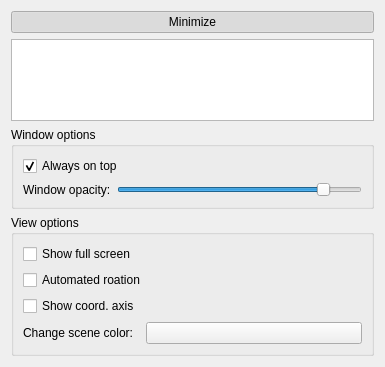
Before: the Qt Designer form MNE/disp3D/control/control3dwidget.ui in mne-tools/mne-cpp, drawn with Qt 5.
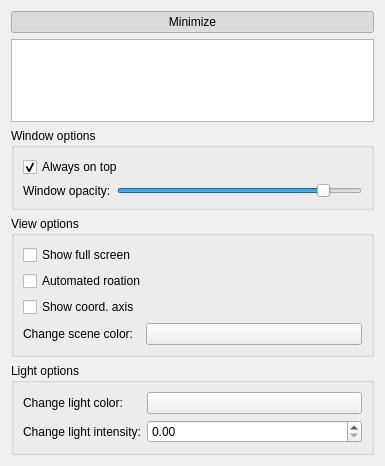
After: the same form once the commit is applied.

```diff
--- a/MNE/disp3D/control/control3dwidget.ui
+++ b/MNE/disp3D/control/control3dwidget.ui
@@ -7,7 +7,7 @@
     <x>0</x>
     <y>0</y>
     <width>385</width>
-    <height>367</height>
+    <height>466</height>
    </rect>
   </property>
   <property name="sizePolicy">
@@ -160,6 +160,43 @@
          </layout>
         </widget>
        </item>
+       <item row="3" column="0">
+        <widget class="QGroupBox" name="m_groupBox_lightOptions">
+         <property name="title">
+          <string>Light options</string>
+         </property>
+         <layout class="QFormLayout" name="formLayout_3">
+          <item row="0" column="0">
+           <widget class="QLabel" name="label">
+            <property name="text">
+             <string>Change light color:</string>
+            </property>
+           </widget>
+          </item>
+          <item row="1" column="0">
+           <widget class="QLabel" name="label_2">
+            <property name="text">
+             <string>Change light intensity:</string>
+            </property>
+           </widget>
+          </item>
+          <item row="1" column="1">
+           <widget class="QDoubleSpinBox" name="m_doubleSpinBox_colorIntensity">
+            <property name="singleStep">
+             <double>0.010000000000000</double>
+            </property>
+           </widget>
+          </item>
+          <item row="0" column="1">
+           <widget class="QPushButton" name="m_pushButton_lightColorPicker">
+            <property name="text">
+             <string/>
+            </property>
+           </widget>
+          </item>
+         </layout>
+        </widget>
+       </item>
       </layout>
      </item>
     </layout>
```
